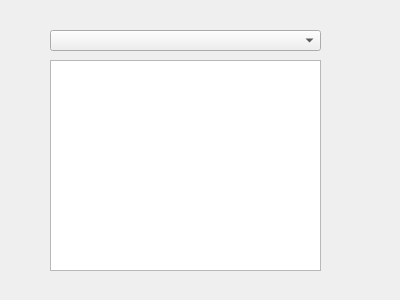
Above: GUI/taskform.ui from VladBurin/TaskMan before the change. Below: the same form after it.
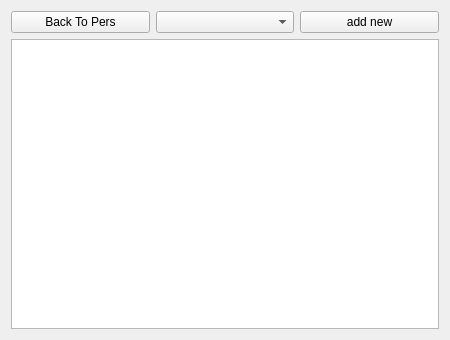
That is the form after the change.

Patch:
```diff
--- a/GUI/taskform.ui
+++ b/GUI/taskform.ui
@@ -6,35 +6,40 @@
    <rect>
     <x>0</x>
     <y>0</y>
-    <width>400</width>
-    <height>300</height>
+    <width>450</width>
+    <height>340</height>
    </rect>
   </property>
   <property name="windowTitle">
    <string>Form</string>
   </property>
-  <widget class="QComboBox" name="comboBox">
-   <property name="geometry">
-    <rect>
-     <x>50</x>
-     <y>30</y>
-     <width>271</width>
-     <height>21</height>
-    </rect>
-   </property>
-  </widget>
+  <layout class="QVBoxLayout" name="verticalLayout">
+   <item>
+    <layout class="QHBoxLayout" name="horizontalLayout_3">
+     <item>
+      <widget class="QPushButton" name="pushButton_2">
+       <property name="text">
+        <string>Back To Pers</string>
+       </property>
+      </widget>
+     </item>
+     <item>
+      <widget class="QComboBox" name="comboBox"/>
+     </item>
+     <item>
+      <widget class="QPushButton" name="pushButton">
+       <property name="text">
+        <string>add new</string>
+       </property>
+      </widget>
+     </item>
+    </layout>
+   </item>
+   <item>
   <widget class="QTreeWidget" name="treeWidget">
    <property name="enabled">
     <bool>true</bool>
    </property>
-   <property name="geometry">
-    <rect>
-     <x>50</x>
-     <y>60</y>
-     <width>271</width>
-     <height>211</height>
-    </rect>
-   </property>
    <property name="headerHidden">
     <bool>true</bool>
    </property>
@@ -44,6 +49,8 @@
     </property>
    </column>
   </widget>
+   </item>
+  </layout>
  </widget>
  <resources/>
  <connections/>
```
Lines whose indentation alone changed are shown as unchanged.
